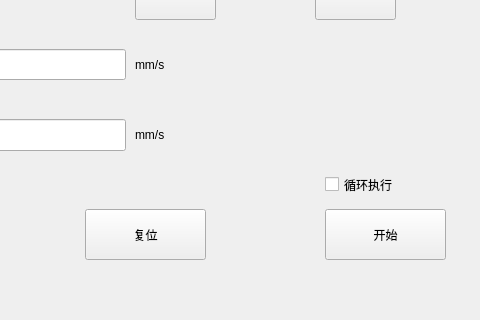
Qt form mainwindow.ui (chuge007/loke) before a commit; both pictures show x 175 to 655 and y 288 to 608 of the 939 by 608 pixel window.
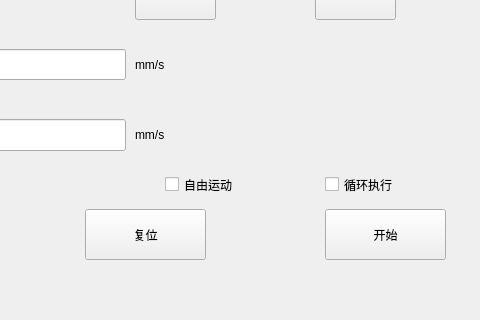
The same form after that commit.

Commit message: feat: add free motion reciprocation mode

Patch:
```diff
--- a/mainwindow.ui
+++ b/mainwindow.ui
@@ -1305,6 +1305,19 @@
      <string>循环执行</string>
     </property>
    </widget>
+   <widget class="QCheckBox" name="freeMotionCheck">
+    <property name="geometry">
+     <rect>
+      <x>340</x>
+      <y>440</y>
+      <width>151</width>
+      <height>31</height>
+     </rect>
+    </property>
+    <property name="text">
+     <string>自由运动</string>
+    </property>
+   </widget>
    <widget class="QCheckBox" name="invertXCheck">
     <property name="geometry">
      <rect>
```
The commit also changes 2 other files.
